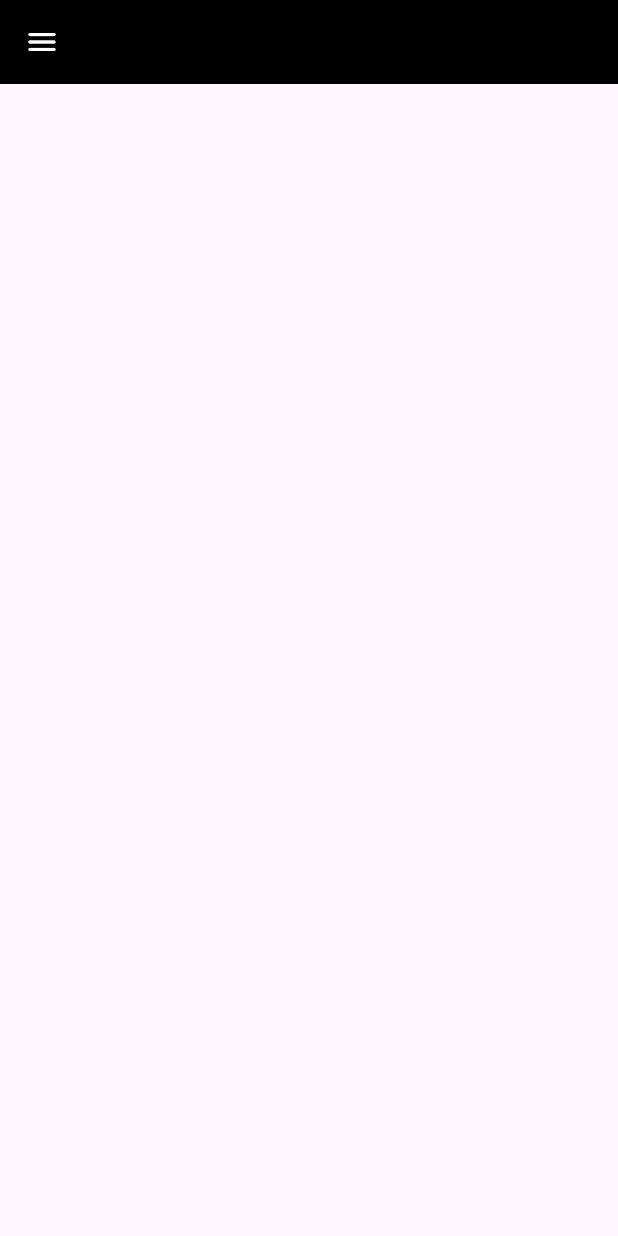
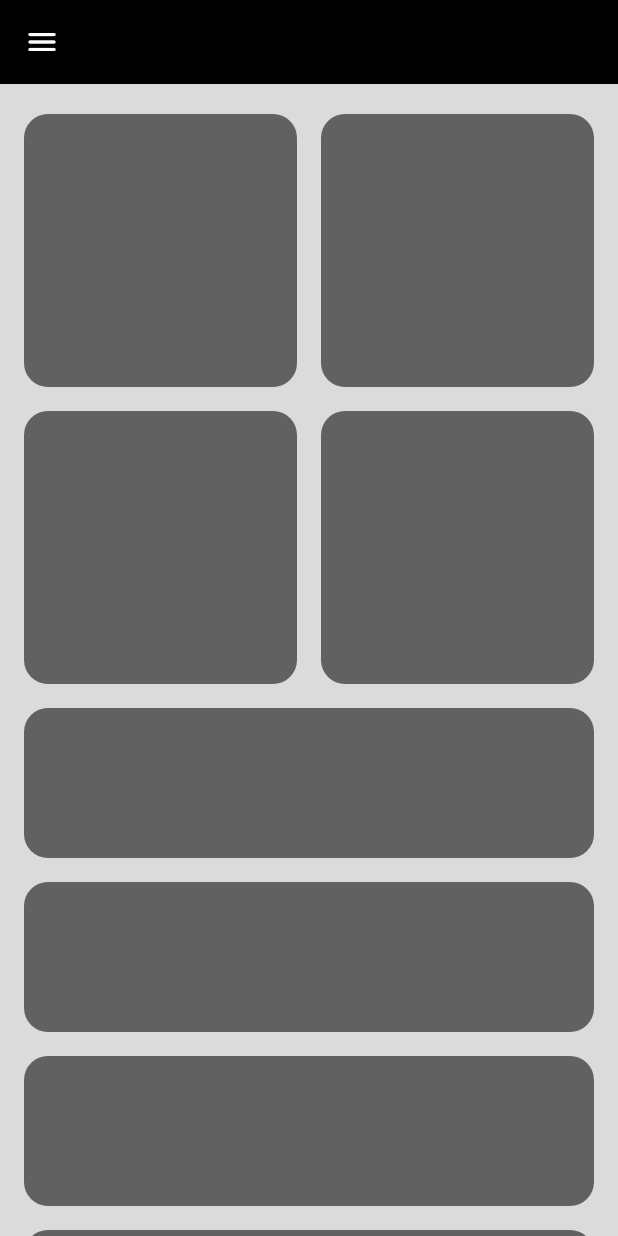
Before and after one commit to A7medMajed16/adaptative-layout-practice-, a Flutter app: the screen it shows after launch, on a phone screen of 412 x 824 dp. Run offline on Flutter 3.47's test engine with Material 3 defaults, Android fonts, the phone set to English and light mode, and no system bars.

Commit message:
"Added HomeView and HomeViewBody; updated main.dart to use MaterialApp; adjusted home view styling"

```diff
--- a/lib/main.dart
+++ b/lib/main.dart
@@ -1,17 +1,27 @@
-import 'package:adaptaive_layout_practice/views/home_view.dart';
-import 'package:flutter/material.dart';
+import 'package:adaptaive_layout_practice/views/home_view.dart'; // Importing home view file
+import 'package:flutter/material.dart'; // Importing Flutter's Material Design library
 
+/// Defines the main function as the entry point of the app
 void main() {
-  runApp(const AdaptiveApp());
+  runApp(const AdaptiveApp()); // Running the AdaptiveApp widget
 }
 
 class AdaptiveApp extends StatelessWidget {
-  const AdaptiveApp({super.key});
+  /// Declaring a StatelessWidget named AdaptiveApp
+  const AdaptiveApp(
+      {super.key}); // Defining the constructor with required super.key parameter
 
   @override
   Widget build(BuildContext context) {
-    return const MaterialApp(
-      home: HomeView(),
+    // Overriding the build method to return a Widget
+    return MaterialApp(
+      /// Returning MaterialApp widget as the base structure for the app
+      debugShowCheckedModeBanner: false, // Hiding the debug banner
+      theme: ThemeData.light().copyWith(
+        scaffoldBackgroundColor:
+            const Color(0xffDBDBDB), // Setting light background color
+      ), // Copying the current theme and adding custom properties
+      home: const HomeView(), // Setting HomeView as the home screen
     );
   }
 }
--- a/lib/views/home_view.dart
+++ b/lib/views/home_view.dart
@@ -1,18 +1,27 @@
-import 'package:flutter/material.dart';
+import 'package:adaptaive_layout_practice/views/widgets/home_view_body.dart';
+import 'package:flutter/material.dart'; // Importing Flutter's Material Design library
 
 class HomeView extends StatelessWidget {
-  const HomeView({super.key});
+  // Declaring a StatelessWidget named HomeView
+  const HomeView(
+      {super.key}); // Defining the constructor with required super.key parameter
 
   @override
   Widget build(BuildContext context) {
+    // Overriding the build method to return a Widget
     return Scaffold(
+      // Returning Scaffold widget as the base structure
       appBar: AppBar(
-        backgroundColor: Colors.black,
+        // Adding AppBar as the app's top bar
+        backgroundColor: Colors.black, // Setting the background color to black
         leading: const Icon(
-          Icons.menu_rounded,
-          color: Colors.white,
+          // Adding a leading icon on the left side of the AppBar
+          Icons.menu_rounded, // Using the rounded menu icon
+          color: Colors.white, // Setting the icon color to white
         ),
       ),
+      body:
+          const HomeViewBody(), // Passing HomeViewBody as the main content area
     );
   }
 }
--- /dev/null
+++ b/lib/views/widgets/custom_sliver_grid.dart
@@ -0,0 +1,19 @@
+import 'package:adaptaive_layout_practice/views/widgets/custom_sliver_grid_item.dart';
+import 'package:flutter/material.dart';
+
+class CustomSliverGride extends StatelessWidget {
+  const CustomSliverGride({super.key});
+
+  @override
+  Widget build(BuildContext context) {
+    return SliverGrid.builder(
+      gridDelegate: const SliverGridDelegateWithFixedCrossAxisCount(
+        crossAxisCount: 2,
+        crossAxisSpacing: 16,
+        mainAxisSpacing: 16,
+      ),
+      itemCount: 4,
+      itemBuilder: (context, index) => const CustomSliverGrideItem(),
+    );
+  }
+}
--- /dev/null
+++ b/lib/views/widgets/custom_sliver_grid_item.dart
@@ -0,0 +1,17 @@
+import 'package:flutter/material.dart';
+
+class CustomSliverGrideItem extends StatelessWidget {
+  const CustomSliverGrideItem({
+    super.key,
+  });
+
+  @override
+  Widget build(BuildContext context) {
+    return Container(
+      decoration: BoxDecoration(
+        color: Colors.grey[700],
+        borderRadius: BorderRadius.circular(16),
+      ),
+    );
+  }
+}
--- /dev/null
+++ b/lib/views/widgets/custom_sliver_list_view.dart
@@ -0,0 +1,22 @@
+import 'package:adaptaive_layout_practice/views/widgets/custom_sliver_list_view_item.dart';
+import 'package:flutter/material.dart';
+
+/// A custom SliverList widget that builds a list of 10 items.
+/// Each item is a padded CustomSliverListViewItem widget.
+class CustomSliverListView extends StatelessWidget {
+  /// Constructor for CustomSliverListView.
+  const CustomSliverListView({super.key});
+
+  /// Builds the SliverList widget with 10 items.
+  @override
+  Widget build(BuildContext context) {
+    return SliverList.builder(
+      /// Specifies the number of items in the list.
+      itemCount: 10,
+      itemBuilder: (context, index) => const Padding(
+        padding: EdgeInsets.only(top: 16),
+        child: CustomSliverListViewItem(),
+      ),
+    );
+  }
+}
--- /dev/null
+++ b/lib/views/widgets/custom_sliver_list_view_item.dart
@@ -0,0 +1,30 @@
+import 'package:flutter/material.dart';
+
+/// A custom SliverListView item widget.
+/// This widget creates a container with a fixed height and a grey background color.
+/// The container has a border radius of 16 to make it look more appealing.
+class CustomSliverListViewItem extends StatelessWidget {
+  /// Constructor for the CustomSliverListViewItem widget.
+  const CustomSliverListViewItem({super.key});
+
+  /// Builds the widget tree for the CustomSliverListViewItem widget.
+  ///
+  /// This method returns a container with a fixed height and grey background color.
+  /// The container has a border radius of 16 to make it look more appealing.
+  @override
+  Widget build(BuildContext context) {
+    return Container(
+      /// The height of the container is set to 100.
+      height: 100,
+
+      /// The container has a grey background color.
+      decoration: BoxDecoration(
+        /// The color of the container is set to grey with a shade of 700.
+        color: Colors.grey[700],
+
+        /// The container has a border radius of 16.
+        borderRadius: BorderRadius.circular(16),
+      ),
+    );
+  }
+}
--- /dev/null
+++ b/lib/views/widgets/home_view_body.dart
@@ -0,0 +1,41 @@
+import 'package:adaptaive_layout_practice/views/widgets/custom_sliver_grid.dart';
+import 'package:adaptaive_layout_practice/views/widgets/custom_sliver_list_view.dart';
+import 'package:flutter/material.dart';
+
+/// This class, HomeViewBody, represents the body of the HomeView.
+/// It is a StatelessWidget, meaning its state does not change.
+class HomeViewBody extends StatelessWidget {
+  /// The constructor for HomeViewBody.
+  const HomeViewBody({super.key});
+
+  /// The build method returns a Padding widget that contains a CustomScrollView.
+  /// The Padding widget has a symmetric horizontal padding of 16.
+  /// The CustomScrollView has a BouncingScrollPhysics scrolling behavior.
+  /// The slivers property of the CustomScrollView contains three slivers:
+  /// 1. A SliverToBoxAdapter that contains a SizedBox with a height of 20.
+  /// 2. A CustomSliverGride.
+  /// 3. A CustomSliverListView.
+  @override
+  Widget build(BuildContext context) {
+    return const Padding(
+      padding: EdgeInsets.symmetric(horizontal: 16),
+      child: CustomScrollView(
+        physics: BouncingScrollPhysics(),
+        slivers: [
+          /// A SliverToBoxAdapter that adds a fixed height box to the scroll view.
+          SliverToBoxAdapter(
+            child: SizedBox(
+              height: 20,
+            ),
+          ),
+
+          /// A CustomSliverGride, which is a SliverMultiBoxAdaptorWidget.
+          CustomSliverGride(),
+
+          /// A CustomSliverListView, which is a SliverList that builds list items.
+          CustomSliverListView(),
+        ],
+      ),
+    );
+  }
+}
```
